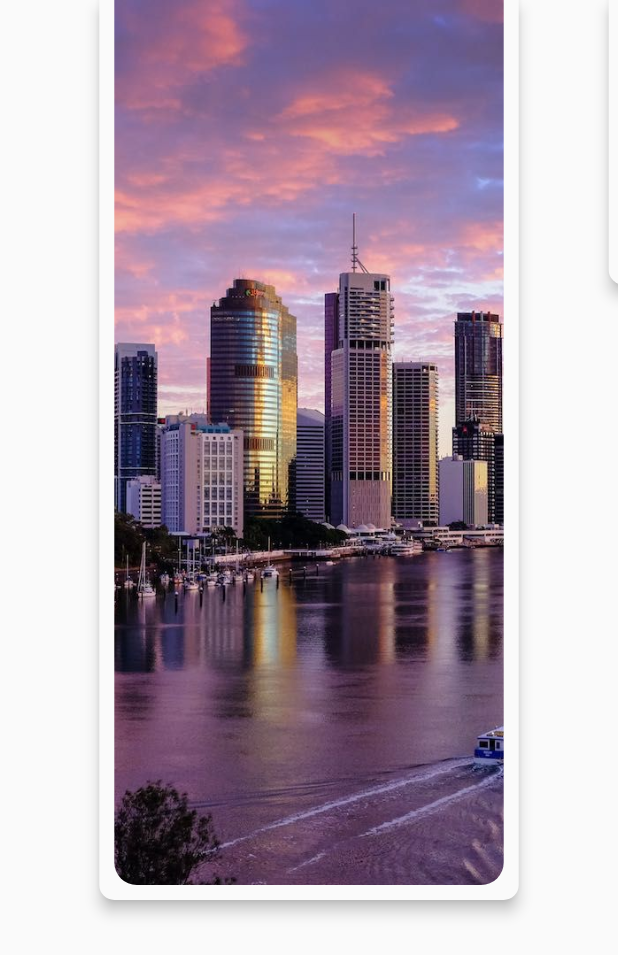
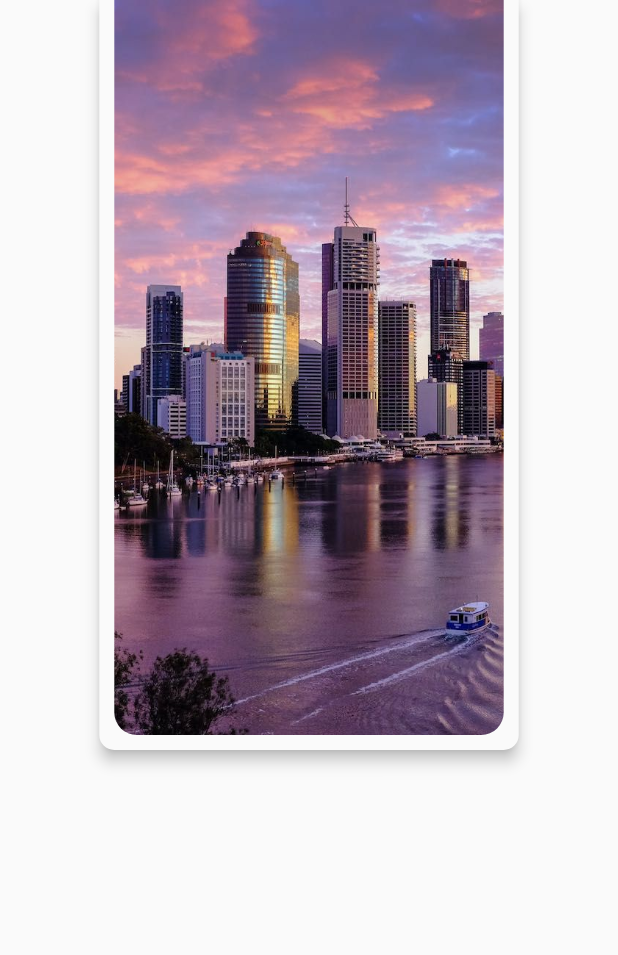
Before and after one commit to CaroMen/AussieTravel, a Flutter app: the screen it shows after launch, on a phone screen of 412 x 824 dp. Shown: the top 955 px of the screen. Run offline on Flutter 3.47's test engine with Material 2 defaults, Android fonts, the phone set to English and light mode, and no system bars.

Commit message:
changed height

```diff
--- a/lib/pages/city_explorer_page.dart
+++ b/lib/pages/city_explorer_page.dart
@@ -66,7 +66,7 @@ class _ExploreCityState extends State<ExploreCity> {
           return Align(
             alignment: Alignment.topCenter,
             child: Container(
-              height: Curves.easeIn.transform(value) * 600,
+              height: Curves.easeIn.transform(value) * 500,
               margin:
                   const EdgeInsets.only(left: 25.0, right: 25.0, bottom: 10.0),
               child: child,
@@ -78,7 +78,7 @@ class _ExploreCityState extends State<ExploreCity> {
             child: Container(
               height:
                   Curves.easeIn.transform(index == 0 ? value : value * 0.5) *
-                      600,
+                      500,
               margin:
                   const EdgeInsets.only(left: 25.0, right: 25.0, bottom: 10.0),
               child: child,
```
